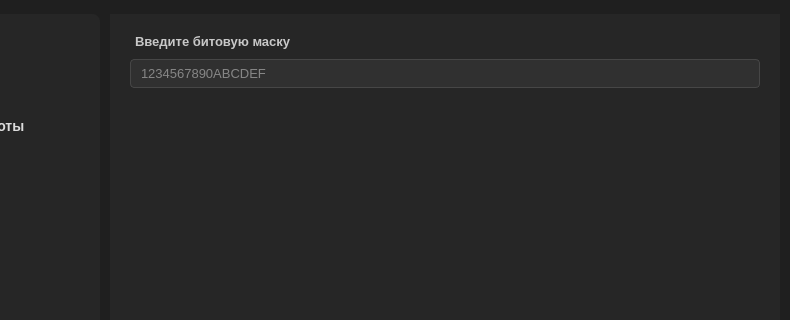
Miro-slave/file-modifier, file mainwindow.ui: the form before one commit; both pictures show x 110 to 900 and y 0 to 320 of the 900 by 650 pixel window.
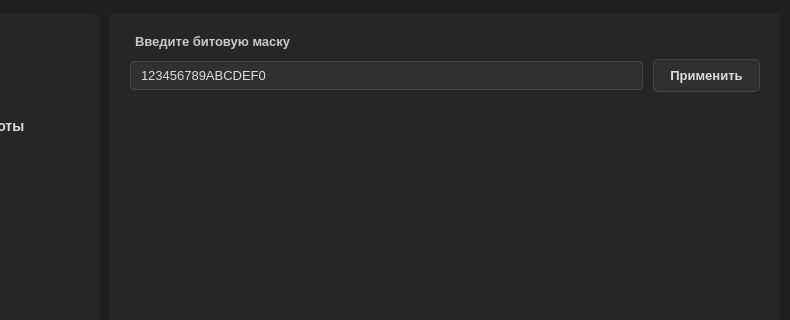
The form after the commit. The open tabs and pages were chosen to show the change. Icons and pictures are not drawn.

Diff of the .ui file:
```diff
--- a/mainwindow.ui
+++ b/mainwindow.ui
@@ -99,6 +99,10 @@
     border-color: rgb(45, 45, 45);
 }
 
+QTimeEdit:disabled {
+	color: rgb(90, 90, 90);
+}
+
 #side_panel {
     background-color: rgb(38, 38, 38);
     border-radius: 8px;
@@ -174,6 +178,40 @@
 #start_button:hover {
     background-color: rgb(75, 75, 75);
 }
+
+QMessageBox {
+    background-color: palette(window);
+}
+
+QMessageBox QPushButton {
+    background-color: palette(button);
+    border: 1px solid palette(mid);
+    border-radius: 0px;
+    padding: 4px 10px;
+    color: palette(buttonText);
+    font-weight: normal;
+    font-size: 13px;
+}
+
+QMessageBox QPushButton:hover {
+    background-color: palette(light);
+    border-color: palette(mid);
+}
+
+QMessageBox QPushButton:pressed {
+    background-color: palette(dark);
+}
+
+QMessageBox QPushButton:default {
+    background-color: palette(button);
+    border: 2px solid palette(dark);
+}
+
+QMessageBox QLabel {
+    color: palette(windowText);
+    font-weight: normal;
+    padding-left: 0px;
+}
 </string>
   </property>
   <widget class="QWidget" name="centralwidget">
@@ -690,21 +728,39 @@
                <number>20</number>
               </property>
               <item>
-               <widget class="QLabel" name="xor_variable_label">
-                <property name="text">
-                 <string>Введите битовую маску</string>
-                </property>
-               </widget>
+               <layout class="QVBoxLayout" name="verticalLayout_10">
+                <item>
+                 <widget class="QLabel" name="xor_variable_label">
+                  <property name="text">
+                   <string>Введите битовую маску</string>
+                  </property>
+                 </widget>
+                </item>
+                <item>
+                 <layout class="QHBoxLayout" name="horizontalLayout_6">
+                  <item>
+                   <widget class="QLineEdit" name="xor_variable_line_edit">
+                    <property name="inputMask">
+                     <string>HHHHHHHHHHHHHHHH;0</string>
+                    </property>
+                    <property name="text">
+                     <string>123456789ABCDEF</string>
+                    </property>
+                   </widget>
+                  </item>
+                  <item>
+                   <widget class="QPushButton" name="choose_xor_variable_button">
+                    <property name="text">
+                     <string>Применить</string>
+                    </property>
+                   </widget>
+                  </item>
+                 </layout>
+                </item>
+               </layout>
               </item>
               <item>
-               <widget class="QLineEdit" name="xor_variable_line_edit">
-                <property name="placeholderText">
-                 <string>1234567890ABCDEF</string>
-                </property>
-               </widget>
-              </item>
-              <item>
-               <spacer name="verticalSpacer_7">
+               <spacer name="verticalSpacer_2">
                 <property name="orientation">
                  <enum>Qt::Orientation::Vertical</enum>
                 </property>
```
Left out of the diff: 25 changed lines with no effect on the pictures.
